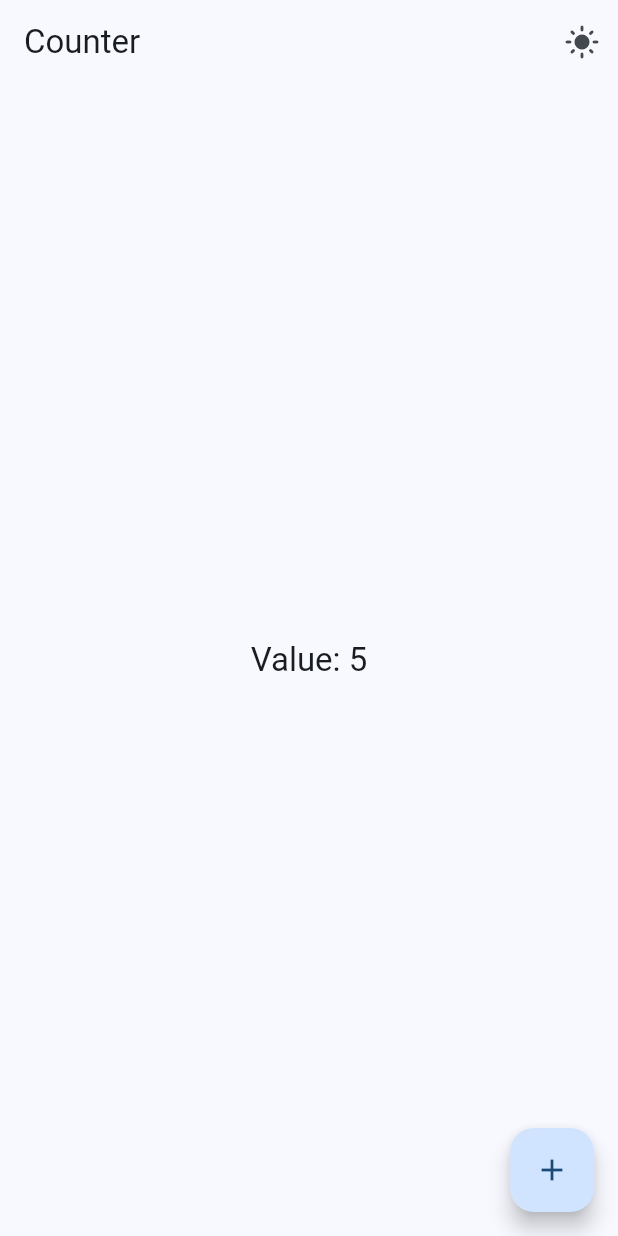
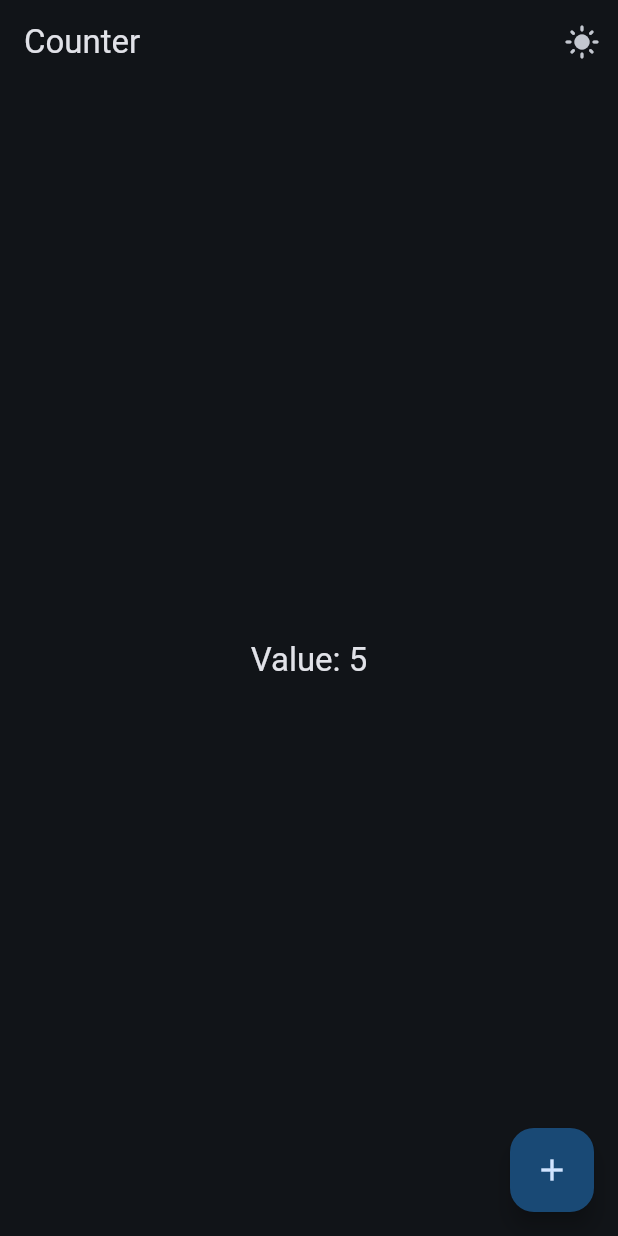
Before and after one commit to diegopagini/Widgets-App_Flutter, a Flutter app: the CounterScreen screen opened by its route, after a tap on the "dark mode" icon, on a phone screen of 412 x 824 dp. Run offline on Flutter 3.47's test engine with Material 3 defaults, Android fonts, the phone set to English and light mode, and no system bars; our stand-ins replace animate_do, flutter_riverpod, go_router.

Commit message:
theme changer

```diff
--- a/lib/config/theme/app_theme.dart
+++ b/lib/config/theme/app_theme.dart
@@ -7,7 +7,8 @@ const colorList = <Color>[
   Colors.red,
   Colors.purple,
   Colors.deepPurple,
-  Colors.orange
+  Colors.orange,
+  Colors.brown
 ];
 
 class AppTheme {
@@ -17,7 +18,7 @@ class AppTheme {
   AppTheme({this.selectedColor = 0, this.isDarkmode = false})
       : assert(selectedColor >= 0, 'selectedColor must be greather than 0.'),
         assert(selectedColor < colorList.length,
-            'selectedColor must be less or equiat than ${colorList.length}');
+            'selectedColor must be less than ${colorList.length}');
 
   ThemeData getTheme() => ThemeData(
         appBarTheme: const AppBarTheme(centerTitle: false),
@@ -25,4 +26,8 @@ class AppTheme {
         colorSchemeSeed: colorList[selectedColor],
         useMaterial3: true,
       );
+
+  AppTheme copyWith({int? selectedColor, bool? isDarkmode}) => AppTheme(
+      selectedColor: selectedColor ?? this.selectedColor,
+      isDarkmode: isDarkmode ?? this.isDarkmode);
 }
--- a/lib/main.dart
+++ b/lib/main.dart
@@ -13,15 +13,15 @@ class MainApp extends ConsumerWidget {
 
   @override
   Widget build(BuildContext context, WidgetRef ref) {
-    final bool darkMode = ref.watch(isDarkModeProvider);
-    final int selectedColor = ref.watch(selectedColorProvider);
+    // final bool darkMode = ref.watch(isDarkModeProvider);
+    // final int selectedColor = ref.watch(selectedColorProvider);
+    final AppTheme appTheme = ref.watch(themeNotifierProvider);
 
     return MaterialApp.router(
       title: 'Flutter Widgets',
       routerConfig: appRouter,
       debugShowCheckedModeBanner: false,
-      theme: AppTheme(selectedColor: selectedColor, isDarkmode: darkMode)
-          .getTheme(),
+      theme: appTheme.getTheme(),
     );
   }
 }
--- a/lib/presentation/providers/theme_provider.dart
+++ b/lib/presentation/providers/theme_provider.dart
@@ -7,3 +7,21 @@ final colorListProvider = Provider((ref) => colorList);
 final isDarkModeProvider = StateProvider<bool>((ref) => true);
 
 final selectedColorProvider = StateProvider<int>((ref) => 0);
+
+// Custom AppTheme map
+final themeNotifierProvider =
+    StateNotifierProvider<ThemeNotifier, AppTheme>((ref) => ThemeNotifier());
+
+// Controller or Notifier
+class ThemeNotifier extends StateNotifier<AppTheme> {
+  // STATE = new AppTheme();
+  ThemeNotifier() : super(AppTheme());
+
+  void toggleDarkMode() {
+    state = state.copyWith(isDarkmode: !state.isDarkmode);
+  }
+
+  void changeColorIndex(int colorIndex) {
+    state = state.copyWith(selectedColor: colorIndex);
+  }
+}
--- a/lib/presentation/screens/counter/counter_screen.dart
+++ b/lib/presentation/screens/counter/counter_screen.dart
@@ -12,18 +12,16 @@ class CounterScreen extends ConsumerWidget {
   @override
   Widget build(BuildContext context, WidgetRef ref) {
     final int counterValue = ref.watch(counterProvider);
-    final bool darkMode = ref.watch(isDarkModeProvider);
+    final bool darkMode = ref.watch(themeNotifierProvider).isDarkmode;
 
     return Scaffold(
       appBar: AppBar(
         title: const Text('Counter'),
         actions: [
           IconButton(
-            icon: Icon(darkMode ? Icons.dark_mode : Icons.light_mode),
+            icon: Icon(darkMode ? Icons.light_mode : Icons.dark_mode),
             onPressed: () {
-              ref
-                  .read(isDarkModeProvider.notifier)
-                  .update((isDarkMode) => !isDarkMode);
+              ref.read(themeNotifierProvider.notifier).toggleDarkMode();
             },
           )
         ],
```
Also changed, not shown: lib/presentation/screens/theme_changer/theme_changer_screen.dart (+10 -7 lines).
